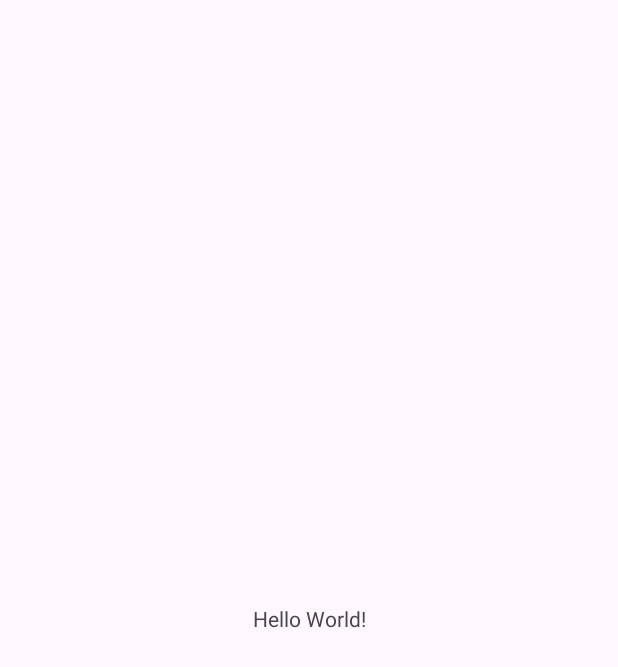
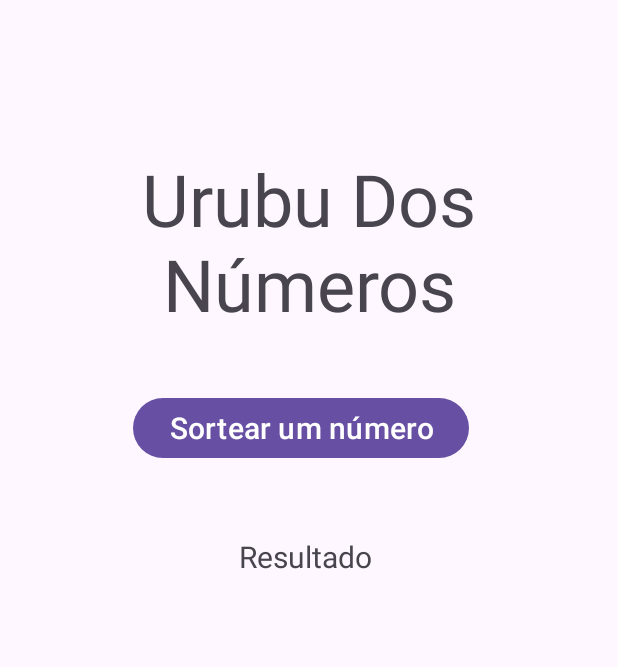
Before and after one commit to SamuelBarbosaDev/LuckyNumberPicker, an Android app: the screen it shows after launch (MainActivity), on a phone screen of 412 x 824 dp. Before the commit the part shown is almost empty. Shown: the top 667 px of the screen. Run offline under Robolectric (Android 15) with nearby library versions, the phone set to English and light mode, and no system bars.

Commit message:
app: Desenvolvendo o `Urubu Dos Números`

```diff
--- a/app/build.gradle.kts
+++ b/app/build.gradle.kts
@@ -5,12 +5,12 @@ plugins {
 
 android {
     namespace = "com.agiota.luckynumberpicker"
-    compileSdk = 34
+    compileSdk = 35
 
     defaultConfig {
         applicationId = "com.agiota.luckynumberpicker"
         minSdk = 24
-        targetSdk = 34
+        targetSdk = 35
         versionCode = 1
         versionName = "1.0"
 
--- a/app/src/main/java/com/agiota/luckynumberpicker/MainActivity.kt
+++ b/app/src/main/java/com/agiota/luckynumberpicker/MainActivity.kt
@@ -1,10 +1,13 @@
 package com.agiota.luckynumberpicker
 
 import android.os.Bundle
+import android.view.View
+import android.widget.TextView
 import androidx.activity.enableEdgeToEdge
 import androidx.appcompat.app.AppCompatActivity
 import androidx.core.view.ViewCompat
 import androidx.core.view.WindowInsetsCompat
+import java.util.Random
 
 class MainActivity : AppCompatActivity() {
     override fun onCreate(savedInstanceState: Bundle?) {
@@ -17,4 +20,10 @@ class MainActivity : AppCompatActivity() {
             insets
         }
     }
+
+    fun drawingNumbers(view: View){
+        val textResult = findViewById<TextView>(R.id.text_result)
+        val number = Random().nextInt(11)
+        textResult.setText("Número Sorteador: $number")
+    }
 }
--- a/app/src/main/res/layout/activity_main.xml
+++ b/app/src/main/res/layout/activity_main.xml
@@ -5,13 +5,43 @@
     android:id="@+id/main"
     android:layout_width="match_parent"
     android:layout_height="match_parent"
+    android:onClick="agiota"
     tools:context=".MainActivity">
 
     <TextView
+        android:id="@+id/text_result"
+        android:layout_width="346dp"
+        android:layout_height="60dp"
+        android:layout_marginTop="32dp"
+        android:gravity="center"
+        android:text="Resultado"
+        android:textSize="20sp"
+        app:layout_constraintEnd_toEndOf="parent"
+        app:layout_constraintHorizontal_bias="0.463"
+        app:layout_constraintStart_toStartOf="parent"
+        app:layout_constraintTop_toBottomOf="@+id/button" />
+
+    <Button
+        android:id="@+id/button"
         android:layout_width="wrap_content"
         android:layout_height="wrap_content"
-        android:text="Hello World!"
-        app:layout_constraintBottom_toBottomOf="parent"
+        android:layout_marginTop="40dp"
+        android:onClick="drawingNumbers"
+        android:text="Sortear um número"
+        android:textSize="20sp"
+        app:layout_constraintEnd_toEndOf="parent"
+        app:layout_constraintHorizontal_bias="0.471"
+        app:layout_constraintStart_toStartOf="parent"
+        app:layout_constraintTop_toBottomOf="@+id/textView" />
+
+    <TextView
+        android:id="@+id/textView"
+        android:layout_width="wrap_content"
+        android:layout_height="wrap_content"
+        android:layout_marginTop="100dp"
+        android:text="Urubu Dos Números"
+        android:textAlignment="center"
+        android:textSize="48sp"
         app:layout_constraintEnd_toEndOf="parent"
         app:layout_constraintStart_toStartOf="parent"
         app:layout_constraintTop_toTopOf="parent" />
```
